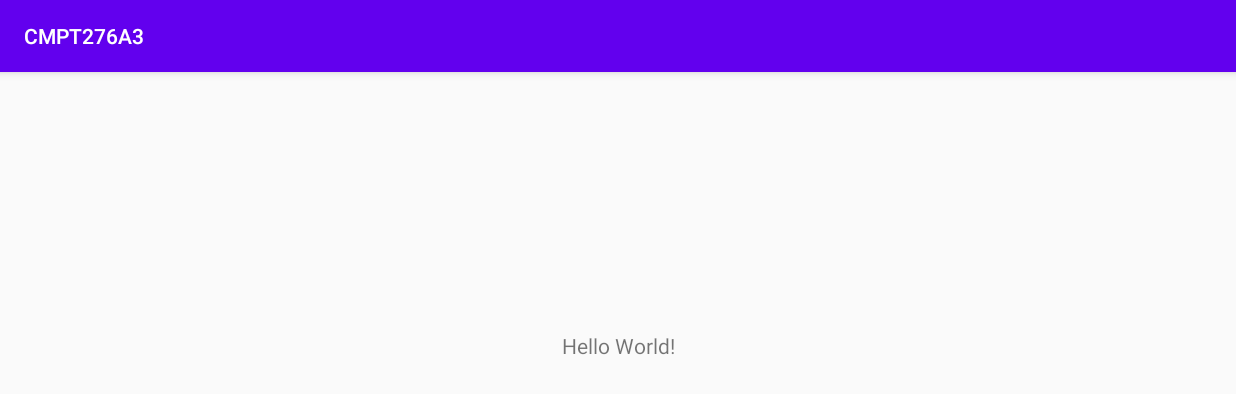
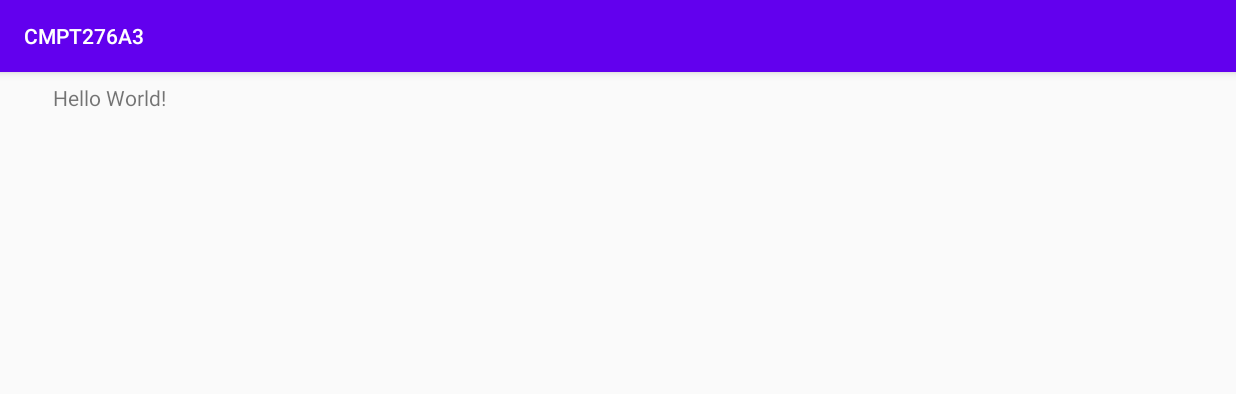
Before and after one commit to denzelnasol/Fort-Finder, an Android app: the screen it shows after launch (MainActivity), on a phone screen of 824 x 412 dp (held sideways). Shown: the top 394 px of the screen. Run offline under Robolectric (Android 15) with nearby library versions, the phone set to English and light mode, and no system bars.

Commit message:
Test update

```diff
--- a/app/src/main/java/sfu/packages/cmpt276a3/MainActivity.java
+++ b/app/src/main/java/sfu/packages/cmpt276a3/MainActivity.java
@@ -6,6 +6,7 @@ import android.os.Bundle;
 
 public class MainActivity extends AppCompatActivity {
 
+    private int counter;
     @Override
     protected void onCreate(Bundle savedInstanceState) {
         super.onCreate(savedInstanceState);
--- a/app/src/main/res/layout/activity_main.xml
+++ b/app/src/main/res/layout/activity_main.xml
@@ -11,8 +11,10 @@
         android:layout_height="wrap_content"
         android:text="Hello World!"
         app:layout_constraintBottom_toBottomOf="parent"
+        app:layout_constraintHorizontal_bias="0.047"
         app:layout_constraintLeft_toLeftOf="parent"
         app:layout_constraintRight_toRightOf="parent"
-        app:layout_constraintTop_toTopOf="parent" />
+        app:layout_constraintTop_toTopOf="parent"
+        app:layout_constraintVertical_bias="0.022" />
 
 </androidx.constraintlayout.widget.ConstraintLayout>
```
